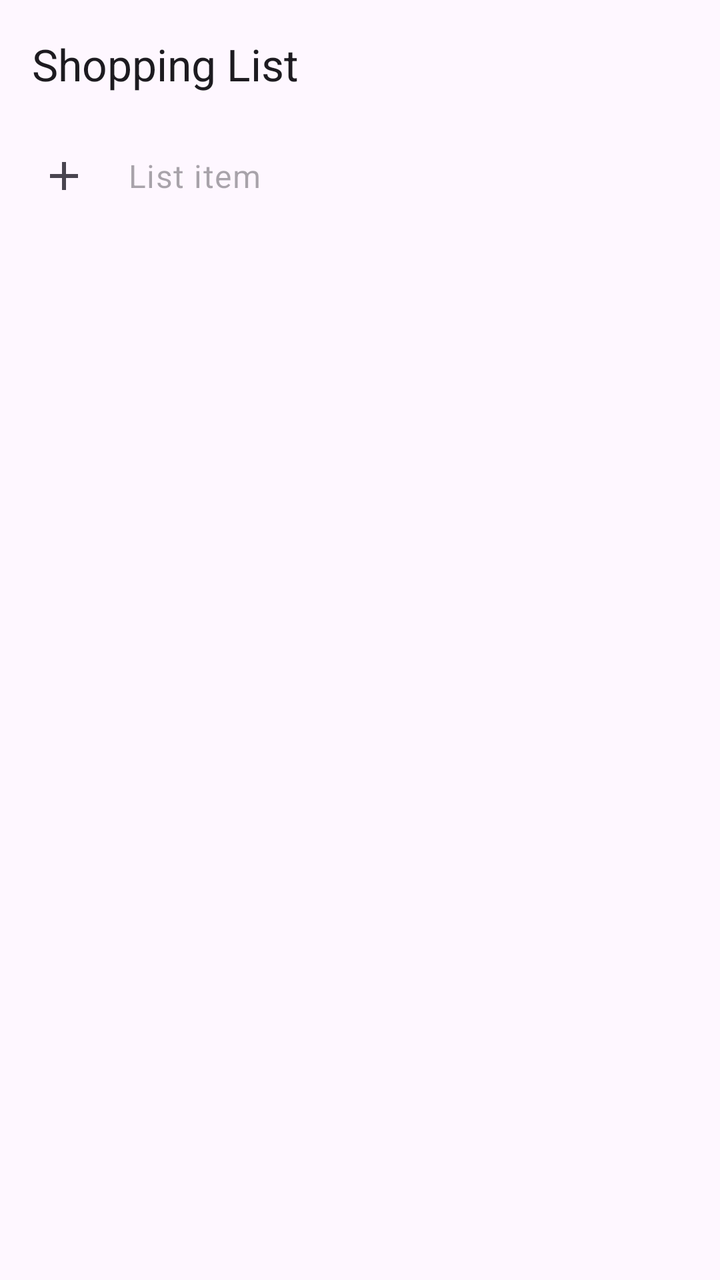
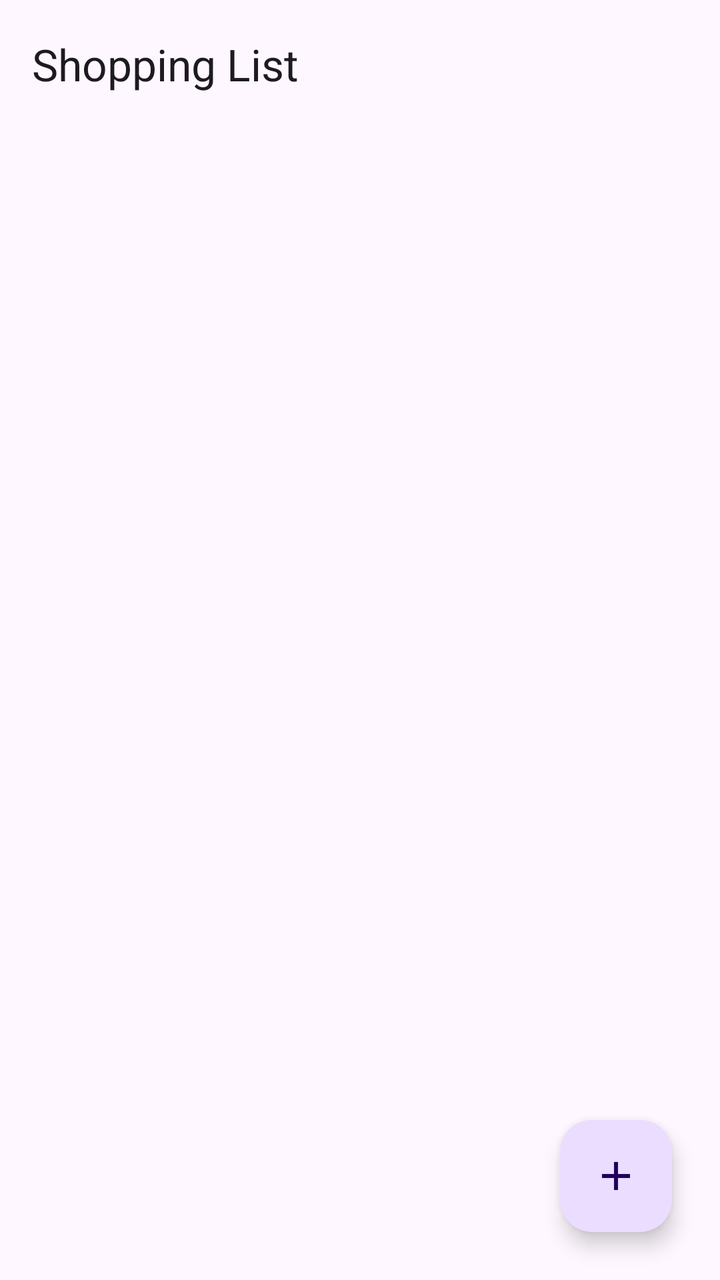

Screens rendered from an Android XML layout before and after an edit, with the pre-edit source and the edit as a unified diff.
<!-- AndroidManifest.xml: application theme Theme.ShoppingList -->
<!-- res/layout/activity_main.xml -->
<?xml version="1.0" encoding="utf-8"?>
<LinearLayout xmlns:android="http://schemas.android.com/apk/res/android"
    xmlns:app="http://schemas.android.com/apk/res-auto"
    android:id="@+id/root"
    android:layout_width="match_parent"
    android:layout_height="match_parent"
    android:orientation="vertical">

    <com.google.android.material.appbar.MaterialToolbar
        android:id="@+id/toolbar"
        android:layout_width="match_parent"
        android:layout_height="?attr/actionBarSize"
        app:title="@string/app_name" />

    <LinearLayout
        android:layout_width="match_parent"
        android:layout_height="wrap_content"
        android:orientation="horizontal"
        android:gravity="center_vertical"
        android:paddingHorizontal="8dp">

        <ImageButton
            android:id="@+id/addButton"
            android:layout_width="48dp"
            android:layout_height="48dp"
            android:background="?attr/selectableItemBackgroundBorderless"
            android:contentDescription="@string/add"
            android:src="@drawable/ic_add"
            app:tint="?android:attr/textColorSecondary" />

        <com.google.android.material.textfield.MaterialAutoCompleteTextView
            android:id="@+id/inputItem"
            android:layout_width="0dp"
            android:layout_height="wrap_content"
            android:layout_weight="1"
            android:layout_marginStart="8dp"
            android:background="@null"
            android:hint="@string/add_item_hint"
            android:imeOptions="actionDone"
            android:inputType="textCapSentences"
            android:maxLines="1"
            android:minHeight="48dp"
            android:textAppearance="?attr/textAppearanceBodyLarge" />

    </LinearLayout>

    <androidx.recyclerview.widget.RecyclerView
        android:id="@+id/recyclerView"
        android:layout_width="match_parent"
        android:layout_height="0dp"
        android:layout_weight="1"
        android:paddingHorizontal="8dp"
        android:clipToPadding="false" />

</LinearLayout>
<!-- resources referenced by this layout -->
<resources>
  <!-- drawable ic_add (drawable) -->
  <?xml version="1.0" encoding="utf-8"?>
  <vector xmlns:android="http://schemas.android.com/apk/res/android"
      android:width="24dp"
      android:height="24dp"
      android:viewportWidth="24"
      android:viewportHeight="24"
      android:tint="?attr/colorControlNormal">
      <path
          android:fillColor="@android:color/white"
          android:pathData="M19,13h-6v6h-2v-6H5v-2h6V5h2v6h6v2z" />
  </vector>
  <string name="add">Add</string>
  <string name="add_item_hint">List item</string>
  <string name="app_name">Shopping List</string>
  <style name="Theme.ShoppingList" parent="Theme.Material3.DayNight.NoActionBar">
          <item name="colorPrimary">#1A73E8</item>
      </style>
</resources>

<!-- the commit's change to res/layout/activity_main.xml (unified diff, before → after) -->
@@ -1,55 +1,56 @@
 <?xml version="1.0" encoding="utf-8"?>
-<LinearLayout xmlns:android="http://schemas.android.com/apk/res/android"
+<androidx.coordinatorlayout.widget.CoordinatorLayout xmlns:android="http://schemas.android.com/apk/res/android"
     xmlns:app="http://schemas.android.com/apk/res-auto"
     android:id="@+id/root"
     android:layout_width="match_parent"
-    android:layout_height="match_parent"
-    android:orientation="vertical">
-
-    <com.google.android.material.appbar.MaterialToolbar
-        android:id="@+id/toolbar"
-        android:layout_width="match_parent"
-        android:layout_height="?attr/actionBarSize"
-        app:title="@string/app_name" />
+    android:layout_height="match_parent">
 
     <LinearLayout
         android:layout_width="match_parent"
-        android:layout_height="wrap_content"
-        android:orientation="horizontal"
-        android:gravity="center_vertical"
-        android:paddingHorizontal="8dp">
+        android:layout_height="match_parent"
+        android:orientation="vertical">
 
-        <ImageButton
-            android:id="@+id/addButton"
-            android:layout_width="48dp"
-            android:layout_height="48dp"
-            android:background="?attr/selectableItemBackgroundBorderless"
-            android:contentDescription="@string/add"
-            android:src="@drawable/ic_add"
-            app:tint="?android:attr/textColorSecondary" />
+        <com.google.android.material.appbar.MaterialToolbar
+            android:id="@+id/toolbar"
+            android:layout_width="match_parent"
+            android:layout_height="?attr/actionBarSize"
+            app:title="@string/app_name" />
 
-        <com.google.android.material.textfield.MaterialAutoCompleteTextView
-            android:id="@+id/inputItem"
-            android:layout_width="0dp"
-            android:layout_height="wrap_content"
-            android:layout_weight="1"
-            android:layout_marginStart="8dp"
-            android:background="@null"
-            android:hint="@string/add_item_hint"
-            android:imeOptions="actionDone"
-            android:inputType="textCapSentences"
-            android:maxLines="1"
-            android:minHeight="48dp"
-            android:textAppearance="?attr/textAppearanceBodyLarge" />
+        <FrameLayout
+            android:layout_width="match_parent"
+            android:layout_height="0dp"
+            android:layout_weight="1">
+
+            <androidx.recyclerview.widget.RecyclerView
+                android:id="@+id/listsRecyclerView"
+                android:layout_width="match_parent"
+                android:layout_height="match_parent"
+                android:clipToPadding="false"
+                android:padding="8dp" />
+
+            <TextView
+                android:id="@+id/emptyState"
+                android:layout_width="wrap_content"
+                android:layout_height="wrap_content"
+                android:layout_gravity="center"
+                android:gravity="center"
+                android:paddingHorizontal="32dp"
+                android:text="@string/no_lists_yet"
+                android:textAppearance="?attr/textAppearanceBodyLarge"
+                android:textColor="?android:attr/textColorSecondary"
+                android:visibility="gone" />
+
+        </FrameLayout>
 
     </LinearLayout>
 
-    <androidx.recyclerview.widget.RecyclerView
-        android:id="@+id/recyclerView"
-        android:layout_width="match_parent"
-        android:layout_height="0dp"
-        android:layout_weight="1"
-        android:paddingHorizontal="8dp"
-        android:clipToPadding="false" />
+    <com.google.android.material.floatingactionbutton.FloatingActionButton
+        android:id="@+id/newListButton"
+        android:layout_width="wrap_content"
+        android:layout_height="wrap_content"
+        android:layout_gravity="bottom|end"
+        android:layout_margin="24dp"
+        android:contentDescription="@string/new_list"
+        android:src="@drawable/ic_add" />
 
-</LinearLayout>
+</androidx.coordinatorlayout.widget.CoordinatorLayout>
<!-- resource entries referenced after the edit -->
@@ -12,9 +12,9 @@
           android:fillColor="@android:color/white"
           android:pathData="M19,13h-6v6h-2v-6H5v-2h6V5h2v6h6v2z" />
   </vector>
-  <string name="add">Add</string>
-  <string name="add_item_hint">List item</string>
   <string name="app_name">Shopping List</string>
+  <string name="new_list">New list</string>
+  <string name="no_lists_yet">Tap + to create your first shopping list</string>
   <style name="Theme.ShoppingList" parent="Theme.Material3.DayNight.NoActionBar">
           <item name="colorPrimary">#1A73E8</item>
       </style>
